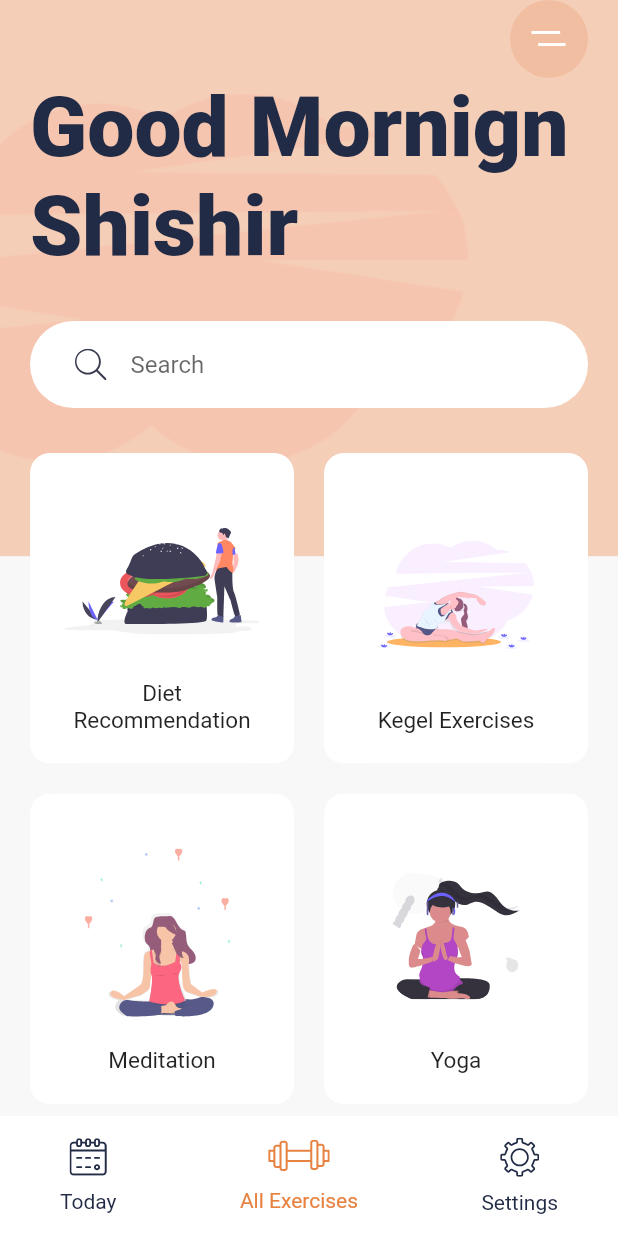
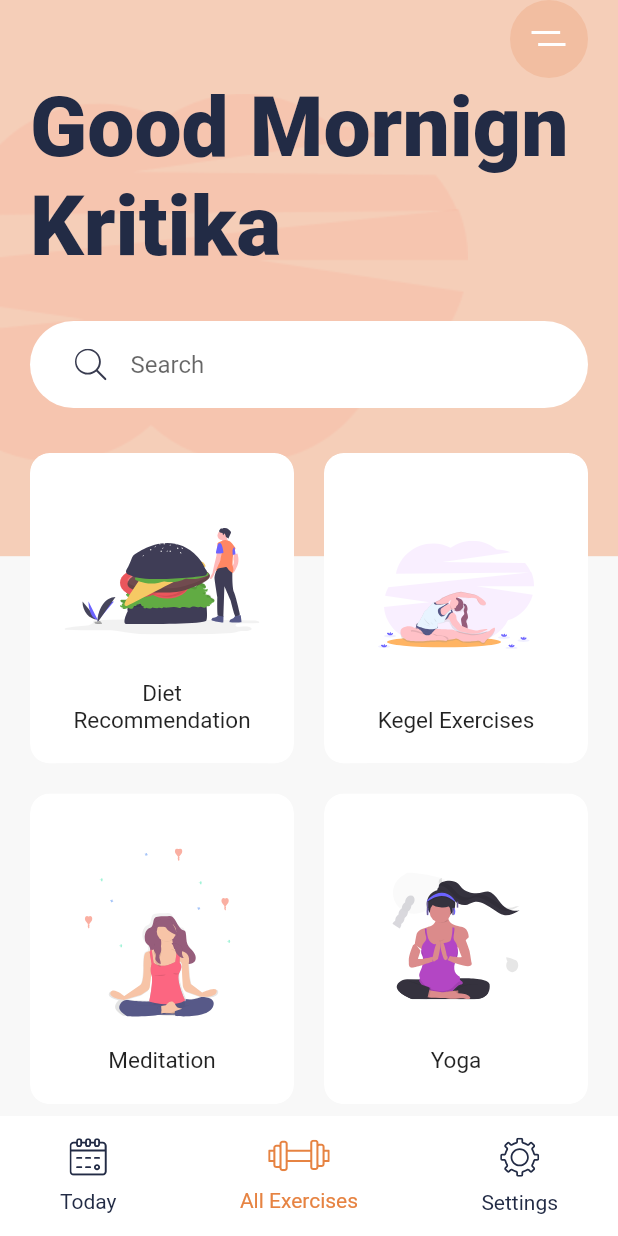
Before and after one commit to kritikavg/meditation-app, a Flutter app: the screen it shows after launch, on a phone screen of 412 x 824 dp. Run offline on Flutter 3.47's test engine with Material 2 defaults, Android fonts, the phone set to English and light mode, and no system bars; our stand-ins replace flutter_svg.

Commit message:
name fixed

```diff
--- a/lib/main.dart
+++ b/lib/main.dart
@@ -67,7 +67,7 @@ class HomeScreen extends StatelessWidget {
                     ),
                   ),
                   Text(
-                    "Good Mornign \nShishir",
+                    "Good Mornign \nKritika",
                     style: Theme.of(context)
                         .textTheme
                         .displayMedium
```
